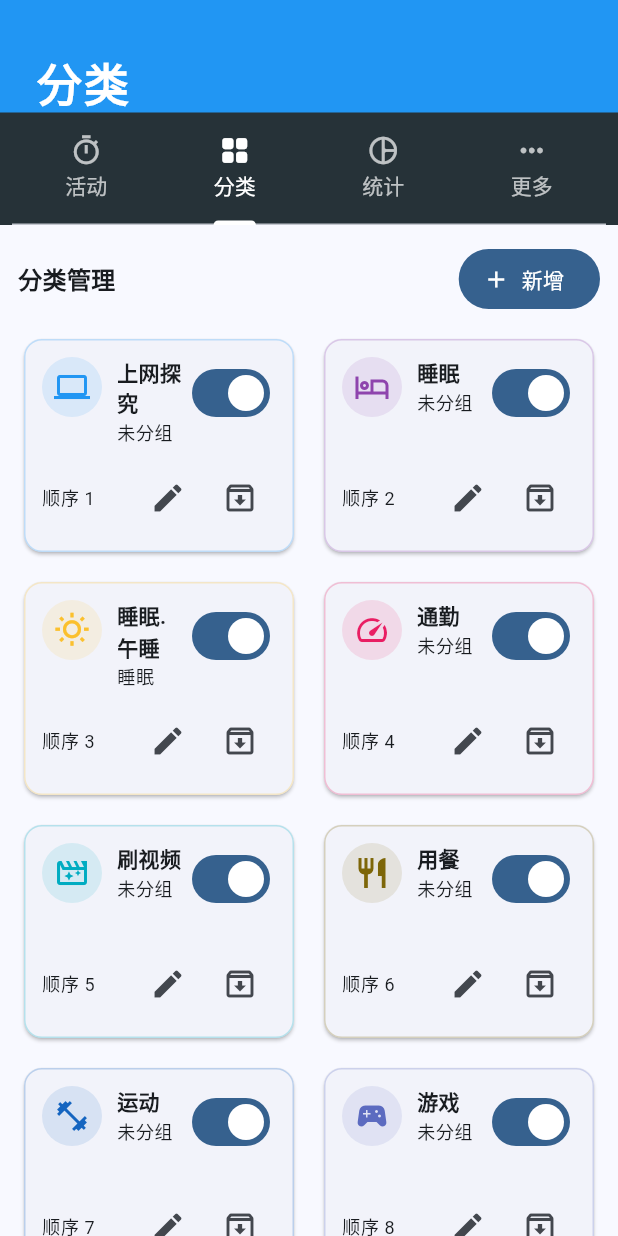
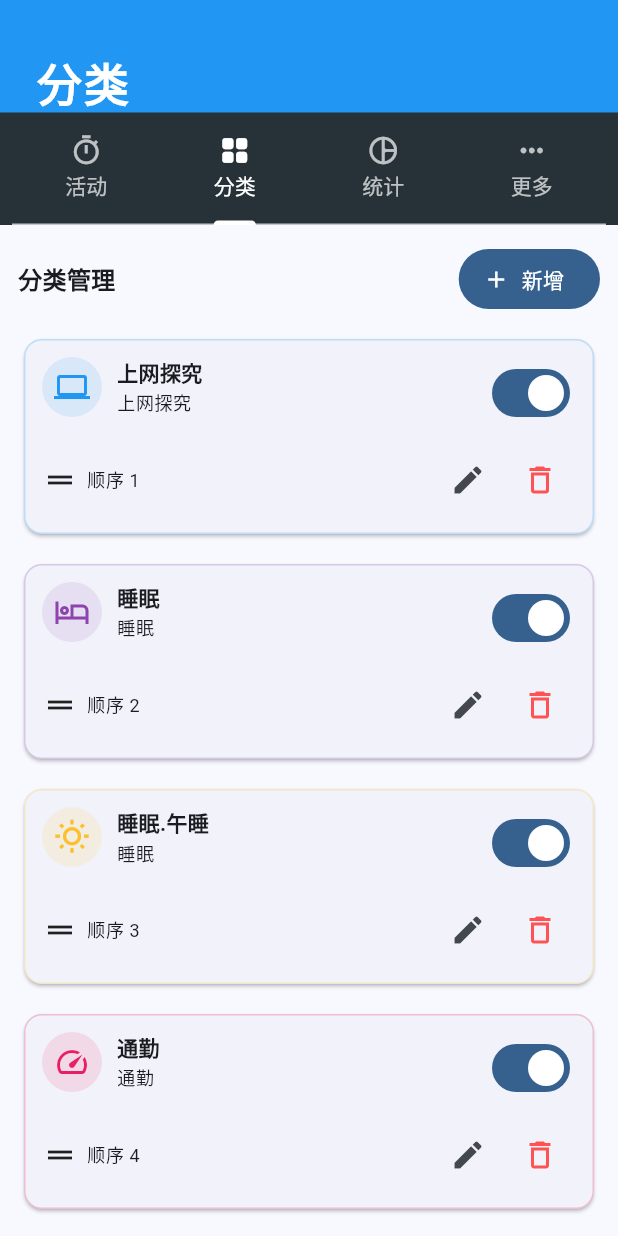
Before and after one commit to IcedVodka/atimelog, a Flutter app: the HomeShell screen opened directly with empty values, tab 2 chosen, on a phone screen of 412 x 824 dp. Run offline on Flutter 3.47's test engine with Material 3 defaults, Android fonts, the phone set to English and light mode, and no system bars.

Commit message:
p2.4 完成

```diff
--- a/lib/main.dart
+++ b/lib/main.dart
@@ -729,6 +729,7 @@ class _ActivityTabState extends State<ActivityTab> {
 
         return SafeArea(
           child: ListView(
+            primary: false,
             padding: const EdgeInsets.fromLTRB(16, 16, 16, 100),
             children: [
               _buildActiveCard(activity),
@@ -929,6 +930,11 @@ class _ActivityTabState extends State<ActivityTab> {
         const SizedBox(height: 8),
         ...recents.map((item) {
           final category = widget.controller.findCategory(item.categoryId);
+          final isDeleted = category?.deleted ?? false;
+          final isEnabled = category?.enabled ?? false;
+          final statusLabel = isDeleted
+              ? '（分类已删除）'
+              : (!isEnabled ? '（已停用）' : '');
           final durationText = _formatDuration(Duration(seconds: item.accumulatedSeconds));
           return Card(
             child: Padding(
@@ -947,16 +953,18 @@ class _ActivityTabState extends State<ActivityTab> {
                         Text(item.note, style: const TextStyle(fontWeight: FontWeight.w600)),
                         const SizedBox(height: 4),
                         Text(
-                          '${category?.name ?? item.categoryId} · 已记录 $durationText · ${_formatLastActive(item.lastActiveTime)}',
+                          '${category?.name ?? item.categoryId}$statusLabel · 已记录 $durationText · ${_formatLastActive(item.lastActiveTime)}',
                           style: Theme.of(context).textTheme.bodySmall,
                         ),
                       ],
                     ),
                   ),
                   IconButton(
-                    onPressed: () => _handleResume(item),
+                    onPressed: isDeleted || !isEnabled ? null : () => _handleResume(item),
                     icon: const Icon(Icons.play_circle, color: Colors.green),
-                    tooltip: '继续',
+                    tooltip: isDeleted
+                        ? '分类已删除，无法继续'
+                        : (!isEnabled ? '分类已停用，无法继续' : '继续'),
                   ),
                   IconButton(
                     onPressed: () => _editRecentContext(item),
@@ -988,6 +996,7 @@ class _ActivityTabState extends State<ActivityTab> {
             final width = constraints.maxWidth;
             final crossAxisCount = max(5, min(8, (width / 90).floor()));
             return GridView.builder(
+              primary: false,
               shrinkWrap: true,
               physics: const NeverScrollableScrollPhysics(),
               gridDelegate: SliverGridDelegateWithFixedCrossAxisCount(
@@ -999,9 +1008,10 @@ class _ActivityTabState extends State<ActivityTab> {
               itemCount: categories.length,
               itemBuilder: (context, index) {
                 final category = categories[index];
+                final name = category.name.trim();
                 final groupName = category.group.isNotEmpty
                     ? category.group
-                    : (category.name.contains('.') ? category.name.split('.').first : '');
+                    : (name.contains('.') ? name.split('.').first.trim() : name);
                 return InkWell(
                   borderRadius: BorderRadius.circular(12),
                   onTap: () async {
@@ -1353,6 +1363,7 @@ class _StatsTabState extends State<StatsTab> with SingleTickerProviderStateMixin
               }
               final days = dayGroups.keys.toList()..sort((a, b) => b.compareTo(a));
               return ListView.builder(
+                primary: false,
                 padding: const EdgeInsets.fromLTRB(12, 0, 12, 80),
                 itemCount: days.length,
                 itemBuilder: (context, index) {
@@ -1867,7 +1878,7 @@ class _StatsTabState extends State<StatsTab> with SingleTickerProviderStateMixin
       context: context,
       builder: (context) => AlertDialog(
         title: const Text('删除记录'),
-        content: const Text('确认删除该片段？历史数据不会被同步删除。'),
+        content: const Text('确认删除该片段？删除后历史数据将被移除且不可恢复。'),
         actions: [
           TextButton(onPressed: () => Navigator.pop(context, false), child: const Text('取消')),
           FilledButton(
@@ -2055,7 +2066,7 @@ class _StatsTabState extends State<StatsTab> with SingleTickerProviderStateMixin
   }
 
   Color _groupColor(String groupLabel) {
-    for (final cat in widget.controller.categories) {
+    for (final cat in widget.controller.allCategories) {
       if (_groupLabel(cat) == groupLabel) {
         return cat.color;
       }
@@ -2070,13 +2081,13 @@ class _StatsTabState extends State<StatsTab> with SingleTickerProviderStateMixin
 
   String _groupLabel(CategoryModel? category) {
     if (category == null) return '其他';
+    if (category.group.trim().isNotEmpty) {
+      return category.group.trim();
+    }
     if (category.name.contains('.')) {
       return category.name.split('.').first;
     }
-    if (category.group.trim().isNotEmpty) {
-      return category.group.trim();
-    }
-    return category.name;
+    return category.name.trim();
   }
 
   List<_TimelineGroupDisplay> _mergeByGroupLabel(List<_TimelineGroupDisplay> items) {
@@ -2209,7 +2220,6 @@ class _CategoryManageTabState extends State<CategoryManageTab> {
     Icons.cake_outlined,
   ];
   int? _draggingIndex;
-
   List<IconData> _buildIconOptions(IconData current) {
     final seen = <String>{};
     final result = <IconData>[];
@@ -2229,11 +2239,15 @@ class _CategoryManageTabState extends State<CategoryManageTab> {
   }
 
   String _deriveGroupFromName(String name) {
-    final parts = name.split('.');
+    final trimmed = name.trim();
+    if (trimmed.isEmpty) {
+      return '';
+    }
+    final parts = trimmed.split('.');
     if (parts.length >= 2 && parts.first.trim().isNotEmpty) {
       return parts.first.trim();
     }
-    return '';
+    return trimmed;
   }
 
   @override
@@ -2241,7 +2255,7 @@ class _CategoryManageTabState extends State<CategoryManageTab> {
     return AnimatedBuilder(
       animation: widget.controller,
       builder: (context, _) {
-        final categories = [...widget.controller.categories]..sort((a, b) => a.order.compareTo(b.order));
+        final categories = [...widget.controller.allCategories]..sort((a, b) => a.order.compareTo(b.order));
         return SafeArea(
           child: Column(
             children: [
@@ -2260,60 +2274,34 @@ class _CategoryManageTabState extends State<CategoryManageTab> {
                 ),
               ),
               Expanded(
-                child: LayoutBuilder(
-                  builder: (context, constraints) {
-                    const crossAxisCount = 2;
-                    const spacing = 12.0;
-                    final tileWidth = (constraints.maxWidth - spacing * (crossAxisCount + 1)) / crossAxisCount;
-                    final aspectRatio = tileWidth / 150;
-                    return GridView.builder(
-                      padding: const EdgeInsets.fromLTRB(12, 0, 12, 80),
-                      gridDelegate: SliverGridDelegateWithFixedCrossAxisCount(
-                        crossAxisCount: crossAxisCount,
-                        crossAxisSpacing: spacing,
-                        mainAxisSpacing: spacing,
-                        childAspectRatio: aspectRatio,
+                child: ReorderableListView.builder(
+                  padding: const EdgeInsets.fromLTRB(12, 0, 12, 80),
+                  buildDefaultDragHandles: false,
+                  itemCount: categories.length,
+                  onReorder: (oldIndex, newIndex) async {
+                    if (newIndex > oldIndex) {
+                      newIndex -= 1;
+                    }
+                    final updated = [...categories];
+                    final item = updated.removeAt(oldIndex);
+                    updated.insert(newIndex, item);
+                    await widget.controller.reorderCategories(updated);
+                    setState(() {});
+                  },
+                  itemBuilder: (context, index) {
+                    final cat = categories[index];
+                    final groupLabel = _deriveGroupFromName(cat.name);
+                    return Container(
+                      key: ValueKey(cat.id),
+                      margin: const EdgeInsets.only(bottom: 12),
+                      child: _categoryCard(
+                        cat,
+                        groupLabel: groupLabel,
+                        dragHandle: ReorderableDragStartListener(
+                          index: index,
+                          child: const Icon(Icons.drag_handle),
+                        ),
                       ),
-                      itemCount: categories.length,
-                      itemBuilder: (context, index) {
-                        final cat = categories[index];
-                        final groupLabel = _deriveGroupFromName(cat.name);
-                        return LongPressDraggable<int>(
-                          data: index,
-                          onDragStarted: () => setState(() => _draggingIndex = index),
-                          onDraggableCanceled: (_, __) => setState(() => _draggingIndex = null),
-                          onDragEnd: (_) => setState(() => _draggingIndex = null),
-                          feedback: Material(
-                            color: Colors.transparent,
-                            child: SizedBox(
-                              width: tileWidth,
-                              child: _categoryCard(cat, groupLabel: groupLabel, highlight: true),
-                            ),
-                          ),
-                          childWhenDragging: Opacity(
-                            opacity: 0.35,
-                            child: _categoryCard(cat, groupLabel: groupLabel),
-                          ),
-                          child: DragTarget<int>(
-                            onWillAccept: (from) => from != null && from != index,
-                            onAccept: (from) async {
-                              final updated = [...categories];
-                              var insertIndex = index;
-                              if (from < insertIndex) {
-                                insertIndex -= 1;
-                              }
-                              final item = updated.removeAt(from);
-                              updated.insert(insertIndex, item);
-                              await widget.controller.reorderCategories(updated);
-                              setState(() => _draggingIndex = null);
-                            },
-                            builder: (context, candidate, rejected) {
-                              final highlight = candidate.isNotEmpty || _draggingIndex == index;
-                              return _categoryCard(cat, groupLabel: groupLabel, highlight: highlight);
-                            },
-                          ),
-                        );
-                      },
                     );
                   },
                 ),
@@ -2325,18 +2313,20 @@ class _CategoryManageTabState extends State<CategoryManageTab> {
     );
   }
 
-  Widget _categoryCard(CategoryModel cat, {required String groupLabel, bool highlight = false}) {
-    final resolvedGroup = groupLabel.isEmpty ? '未分组' : groupLabel;
+  Widget _categoryCard(CategoryModel cat, {required String groupLabel, Widget? dragHandle}) {
+    final resolvedGroup = groupLabel.isEmpty ? cat.name : groupLabel;
     final theme = Theme.of(context);
+    final isDeleted = cat.deleted;
     return Card(
-      elevation: highlight ? 3 : 1,
+      elevation: 1,
       shape: RoundedRectangleBorder(
         borderRadius: BorderRadius.circular(12),
-        side: BorderSide(color: cat.color.withOpacity(highlight ? 0.45 : 0.25)),
+        side: BorderSide(color: cat.color.withOpacity(0.25)),
       ),
       child: Padding(
         padding: const EdgeInsets.all(12),
         child: Column(
+          mainAxisSize: MainAxisSize.min,
           crossAxisAlignment: CrossAxisAlignment.start,
           children: [
             Row(
@@ -2353,6 +2343,19 @@ class _CategoryManageTabState extends State<CategoryManageTab> {
                     children: [
                       Text(cat.name, style: const TextStyle(fontWeight: FontWeight.w700)),
                       const SizedBox(height: 2),
+                      if (isDeleted)
+                        Container(
+                          margin: const EdgeInsets.only(bottom: 4),
+                          padding: const EdgeInsets.symmetric(horizontal: 8, vertical: 2),
+                          decoration: BoxDecoration(
+                            color: Colors.redAccent.withOpacity(0.12),
+                            borderRadius: BorderRadius.circular(8),
+                          ),
+                          child: Text(
+                            '已删除（仅配置文件）',
+                            style: theme.textTheme.labelSmall?.copyWith(color: Colors.redAccent),
+                          ),
+                        ),
                       Text(
                         resolvedGroup,
                         style: theme.textTheme.bodySmall,
@@ -2363,13 +2366,15 @@ class _CategoryManageTabState extends State<CategoryManageTab> {
                 ),
                 Switch(
                   value: cat.enabled,
-                  onChanged: (val) => widget.controller.toggleCategory(cat.id, val),
+                  onChanged: isDeleted ? null : (val) => widget.controller.toggleCategory(cat.id, val),
                 ),
               ],
             ),
-            const Spacer(),
+            const SizedBox(height: 10),
             Row(
               children: [
+                if (dragHandle != null) dragHandle,
+                const SizedBox(width: 6),
                 Text('顺序 ${cat.order}', style: theme.textTheme.bodySmall),
                 const Spacer(),
                 IconButton(
@@ -2378,9 +2383,9 @@ class _CategoryManageTabState extends State<CategoryManageTab> {
                   onPressed: () => _showCategoryEditor(existing: cat),
                 ),
                 IconButton(
-                  tooltip: '停用',
-                  icon: const Icon(Icons.archive_outlined),
-                  onPressed: () => widget.controller.toggleCategory(cat.id, false),
+                  tooltip: '删除（从配置移除，不影响历史数据）',
+                  icon: const Icon(Icons.delete_outline, color: Colors.redAccent),
+                  onPressed: () => _deleteCategory(cat),
                 ),
               ],
             ),
@@ -2423,7 +2428,7 @@ class _CategoryManageTabState extends State<CategoryManageTab> {
                   Align(
                     alignment: Alignment.centerLeft,
                     child: Text(
-                      '当前群组: ${derivedGroup.isEmpty ? '未分组' : derivedGroup}',
+                      '当前群组: ${derivedGroup.isEmpty ? '填写名称后自动生成' : derivedGroup}',
                       style: Theme.of(context).textTheme.bodySmall,
                     ),
                   ),
@@ -2503,7 +2508,7 @@ class _CategoryManageTabState extends State<CategoryManageTab> {
       name: name,
       iconCode: icon.codePoint,
       colorHex: colorToHex(color),
-      order: existing?.order ?? widget.controller.categories.length,
+      order: existing?.order ?? widget.controller.allCategories.length,
       enabled: enabled,
       group: parsedGroup,
     );
@@ -2512,7 +2517,7 @@ class _CategoryManageTabState extends State<CategoryManageTab> {
 
   String _buildCategoryId(String name) {
     final base = name.trim().toLowerCase().replaceAll(RegExp(r'\s+'), '_');
-    final exists = widget.controller.categories.any((element) => element.id == base);
+    final exists = widget.controller.allCategories.any((element) => element.id == base);
     if (!exists) {
       return base;
     }
@@ -2522,6 +2527,30 @@ class _CategoryManageTabState extends State<CategoryManageTab> {
   void _showSnack(String message) {
     if (!mounted) return;
     ScaffoldMessenger.of(context).showSnackBar(SnackBar(content: Text(message)));
+  }
+
+  Future<void> _deleteCategory(CategoryModel cat) async {
+    final confirmed = await showDialog<bool>(
+      context: context,
+      builder: (context) => AlertDialog(
+        title: const Text('删除分类'),
+        content: const Text('将从 categories.json 中移除该分类，历史数据不受影响。'),
+        actions: [
+          TextButton(onPressed: () => Navigator.pop(context, false), child: const Text('取消')),
+          FilledButton(
+            style: FilledButton.styleFrom(backgroundColor: Colors.redAccent, foregroundColor: Colors.white),
+            onPressed: () => Navigator.pop(context, true),
+            child: const Text('删除'),
+          ),
+        ],
+      ),
+    );
+    if (confirmed != true) {
+      return;
+    }
+    await widget.controller.removeCategory(cat.id);
+    if (!mounted) return;
+    _showSnack('已删除 ${cat.name}');
   }
 }
 
@@ -2540,6 +2569,7 @@ class _SettingsTabState extends State<SettingsTab> {
     final settings = widget.controller.settings;
     return SafeArea(
       child: ListView(
+        primary: false,
         padding: const EdgeInsets.all(16),
         children: [
           SwitchListTile(
--- a/lib/models/time_models.dart
+++ b/lib/models/time_models.dart
@@ -249,6 +249,7 @@ class CategoryModel {
     required this.colorHex,
     required this.order,
     this.enabled = true,
+    this.deleted = false,
     this.group = '',
   });
 
@@ -258,6 +259,7 @@ class CategoryModel {
   final String colorHex;
   final int order;
   final bool enabled;
+  final bool deleted;
   final String group;
 
   IconData get iconData => IconData(iconCode, fontFamily: 'MaterialIcons');
@@ -269,6 +271,7 @@ class CategoryModel {
     String? colorHex,
     int? order,
     bool? enabled,
+    bool? deleted,
     String? group,
   }) {
     return CategoryModel(
@@ -278,6 +281,7 @@ class CategoryModel {
       colorHex: colorHex ?? this.colorHex,
       order: order ?? this.order,
       enabled: enabled ?? this.enabled,
+      deleted: deleted ?? this.deleted,
       group: group ?? this.group,
     );
   }
@@ -302,6 +306,7 @@ class CategoryModel {
       colorHex: json['colorHex'] as String? ?? '#2196F3',
       order: json['order'] as int? ?? 0,
       enabled: json['enabled'] as bool? ?? true,
+      deleted: json['deleted'] as bool? ?? false,
       group: json['group'] as String? ?? '',
     );
   }
--- a/lib/services/time_storage_service.dart
+++ b/lib/services/time_storage_service.dart
@@ -192,13 +192,13 @@ class TimeStorageService {
   Future<List<CategoryModel>> loadCategories() async {
     final file = await _categoriesFile();
     if (!await file.exists() || (await file.length()) == 0) {
-      final defaults = _defaultCategories();
+      final defaults = _defaultCategories().map(_normalizeCategory).toList();
       await saveCategories(defaults);
       return defaults;
     }
     final content = await file.readAsString();
     if (content.trim().isEmpty) {
-      final defaults = _defaultCategories();
+      final defaults = _defaultCategories().map(_normalizeCategory).toList();
       await saveCategories(defaults);
       return defaults;
     }
@@ -217,7 +217,7 @@ class TimeStorageService {
         .map(_normalizeCategory)
         .toList();
     if (list.isEmpty) {
-      final defaults = _defaultCategories();
+      final defaults = _defaultCategories().map(_normalizeCategory).toList();
       await saveCategories(defaults);
       return defaults;
     }
@@ -227,7 +227,8 @@ class TimeStorageService {
 
   Future<void> saveCategories(List<CategoryModel> categories) async {
     final file = await _categoriesFile();
-    final payload = [...categories]..sort((a, b) => a.order.compareTo(b.order));
+    final normalized = categories.map(_normalizeCategory).toList();
+    final payload = [...normalized]..sort((a, b) => a.order.compareTo(b.order));
     await file.writeAsString(prettyJson({
       'lastUpdated': DateTime.now().millisecondsSinceEpoch,
       'items': payload.map((e) => e.toJson()).toList(),
@@ -262,19 +263,20 @@ class TimeStorageService {
   }
 
   CategoryModel _normalizeCategory(CategoryModel category) {
+    CategoryModel normalized = category;
     if (category.id == 'nap' && category.name == '午睡') {
-      return category.copyWith(name: '睡眠.午睡', group: '睡眠');
+      normalized = category.copyWith(name: '睡眠.午睡', group: '睡眠');
     }
     if (category.id == 'web' && category.name == '上网探索') {
-      return category.copyWith(name: '上网探究');
+      normalized = category.copyWith(name: '上网探究');
     }
-    if (category.name.contains('.')) {
-      final derivedGroup = category.name.split('.').first.trim();
-      if (derivedGroup.isNotEmpty && category.group != derivedGroup) {
-        return category.copyWith(group: derivedGroup);
-      }
+    final name = normalized.name.trim();
+    final hasDot = name.contains('.');
+    final derivedGroup = hasDot ? name.split('.').first.trim() : name;
+    if (derivedGroup.isNotEmpty && normalized.group != derivedGroup) {
+      normalized = normalized.copyWith(group: derivedGroup);
     }
-    return category;
+    return normalized;
   }
 
   List<CategoryModel> _defaultCategories() {
```
Also changed, not shown: lib/services/time_tracking_controller.dart (+40 -1 lines), 4 other files.
